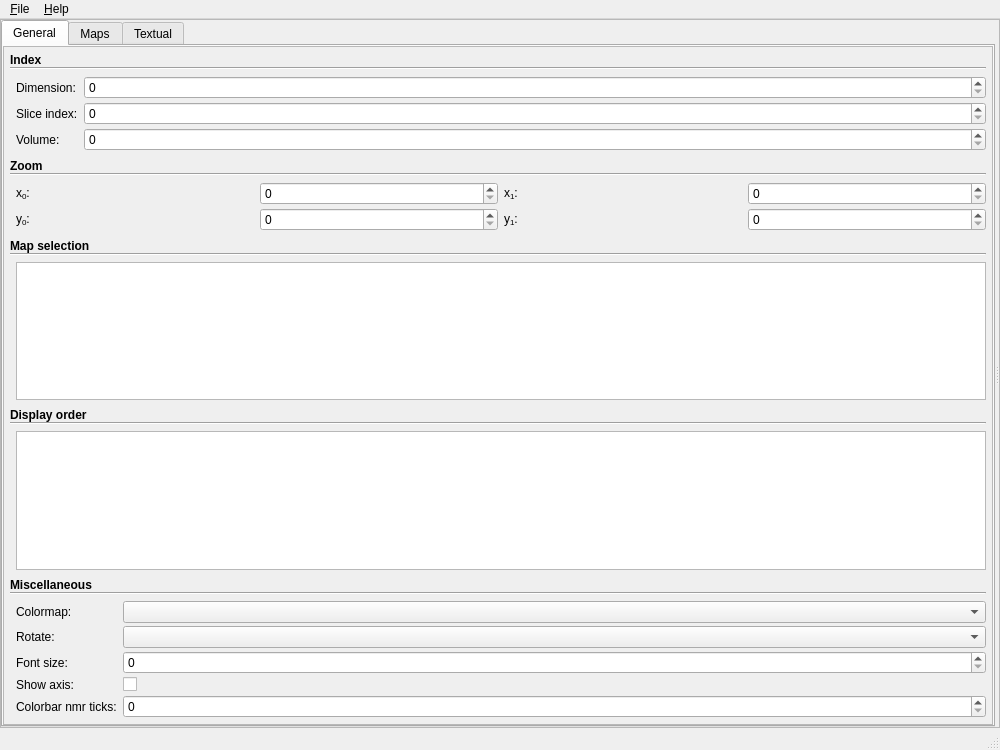
First picture: the form in mdt/data/qt_designs/maps_visualizer/MainWindow.ui, repository robbert-harms/MDT, before the edit.
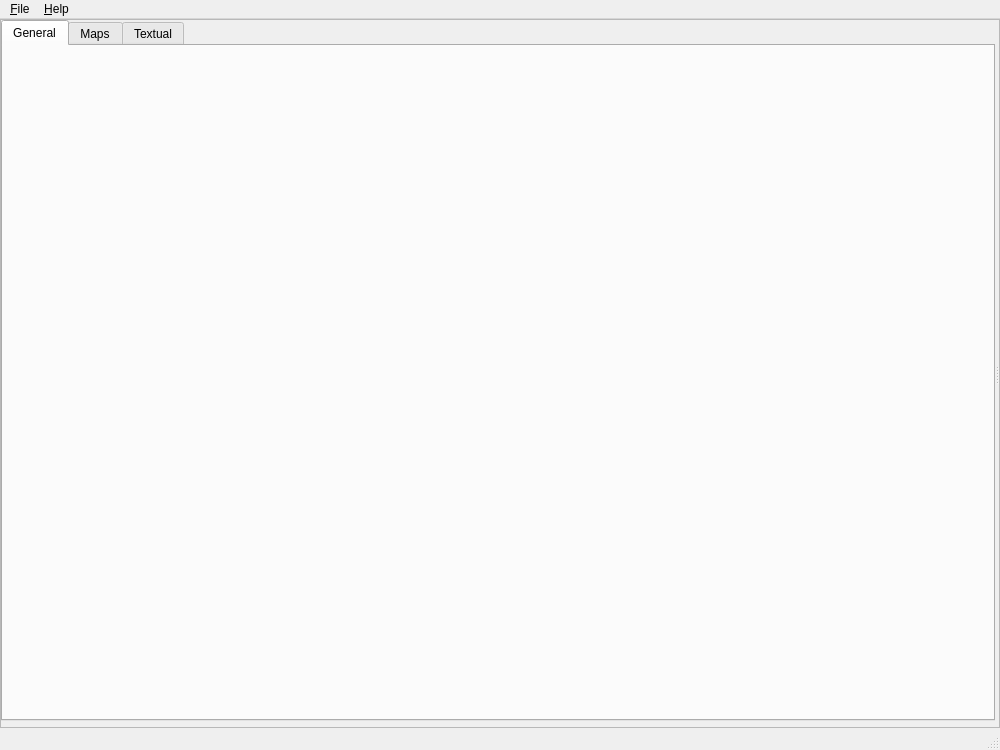
Second picture: the form after the edit. Icons and pictures are not drawn. Custom widgets are drawn as their Qt base class.

The edit to the form file:
```diff
--- a/mdt/data/qt_designs/maps_visualizer/MainWindow.ui
+++ b/mdt/data/qt_designs/maps_visualizer/MainWindow.ui
@@ -69,7 +69,7 @@
             <number>0</number>
            </property>
            <property name="bottomMargin">
-            <number>0</number>
+            <number>6</number>
            </property>
            <item>
             <widget class="QTabWidget" name="commandTabs">
@@ -111,596 +111,12 @@
                <property name="spacing">
                 <number>0</number>
                </property>
-               <item row="1" column="0">
-                <widget class="QScrollArea" name="scrollArea">
-                 <property name="horizontalScrollBarPolicy">
-                  <enum>Qt::ScrollBarAlwaysOff</enum>
+               <item row="0" column="0">
+                <layout class="QGridLayout" name="generalTabPosition">
+                 <property name="spacing">
+                  <number>0</number>
                  </property>
-                 <property name="widgetResizable">
-                  <bool>true</bool>
-                 </property>
-                 <widget class="QWidget" name="scrollAreaWidgetContents">
-                  <property name="geometry">
-                   <rect>
-                    <x>0</x>
-                    <y>0</y>
-                    <width>977</width>
-                    <height>662</height>
-                   </rect>
-                  </property>
-                  <layout class="QGridLayout" name="gridLayout_6" rowstretch="0,0,0,0,0,0">
-                   <property name="leftMargin">
-                    <number>6</number>
-                   </property>
-                   <property name="topMargin">
-                    <number>6</number>
-                   </property>
-                   <property name="rightMargin">
-                    <number>6</number>
-                   </property>
-                   <property name="bottomMargin">
-                    <number>6</number>
-                   </property>
-                   <property name="horizontalSpacing">
-                    <number>0</number>
-                   </property>
-                   <property name="verticalSpacing">
-                    <number>8</number>
-                   </property>
-                   <item row="0" column="0">
-                    <widget class="CollapsablePanel" name="frame">
-                     <property name="frameShape">
-                      <enum>QFrame::NoFrame</enum>
-                     </property>
-                     <property name="frameShadow">
-                      <enum>QFrame::Plain</enum>
-                     </property>
-                     <layout class="QVBoxLayout" name="verticalLayout_4">
-                      <property name="spacing">
-                       <number>0</number>
-                      </property>
-                      <property name="leftMargin">
-                       <number>0</number>
-                      </property>
-                      <property name="topMargin">
-                       <number>0</number>
-                      </property>
-                      <property name="rightMargin">
-                       <number>0</number>
-                      </property>
-                      <property name="bottomMargin">
-                       <number>0</number>
-                      </property>
-                      <item>
-                       <widget class="CollapsablePanelHeader" name="label_13">
-                        <property name="font">
-                         <font>
-                          <weight>75</weight>
-                          <bold>true</bold>
-                         </font>
-                        </property>
-                        <property name="text">
-                         <string>Index</string>
-                        </property>
-                       </widget>
-                      </item>
-                      <item>
-                       <widget class="Line" name="line_2">
-                        <property name="orientation">
-                         <enum>Qt::Horizontal</enum>
-                        </property>
-                       </widget>
-                      </item>
-                      <item>
-                       <widget class="CollapsablePanelContent" name="frame_3">
-                        <property name="frameShape">
-                         <enum>QFrame::NoFrame</enum>
-                        </property>
-                        <property name="frameShadow">
-                         <enum>QFrame::Plain</enum>
-                        </property>
-                        <layout class="QFormLayout" name="formLayout_2">
-                         <property name="fieldGrowthPolicy">
-                          <enum>QFormLayout::AllNonFixedFieldsGrow</enum>
-                         </property>
-                         <property name="horizontalSpacing">
-                          <number>6</number>
-                         </property>
-                         <property name="verticalSpacing">
-                          <number>3</number>
-                         </property>
-                         <property name="leftMargin">
-                          <number>6</number>
-                         </property>
-                         <property name="topMargin">
-                          <number>6</number>
-                         </property>
-                         <property name="rightMargin">
-                          <number>0</number>
-                         </property>
-                         <property name="bottomMargin">
-                          <number>0</number>
-                         </property>
-                         <item row="0" column="0">
-                          <widget class="QLabel" name="label_14">
-                           <property name="text">
-                            <string>Dimension:</string>
-                           </property>
-                          </widget>
-                         </item>
-                         <item row="0" column="1">
-                          <widget class="QSpinBox" name="general_dimension"/>
-                         </item>
-                         <item row="1" column="0">
-                          <widget class="QLabel" name="label_16">
-                           <property name="text">
-                            <string>Slice index:</string>
-                           </property>
-                          </widget>
-                         </item>
-                         <item row="1" column="1">
-                          <widget class="QSpinBox" name="general_slice_index"/>
-                         </item>
-                         <item row="2" column="0">
-                          <widget class="QLabel" name="label_15">
-                           <property name="text">
-                            <string>Volume:</string>
-                           </property>
-                          </widget>
-                         </item>
-                         <item row="2" column="1">
-                          <widget class="QSpinBox" name="general_volume_index"/>
-                         </item>
-                        </layout>
-                       </widget>
-                      </item>
-                     </layout>
-                    </widget>
-                   </item>
-                   <item row="1" column="0">
-                    <widget class="CollapsablePanel" name="frame_4">
-                     <property name="frameShape">
-                      <enum>QFrame::NoFrame</enum>
-                     </property>
-                     <property name="frameShadow">
-                      <enum>QFrame::Plain</enum>
-                     </property>
-                     <layout class="QVBoxLayout" name="verticalLayout_5">
-                      <property name="spacing">
-                       <number>0</number>
-                      </property>
-                      <property name="leftMargin">
-                       <number>0</number>
-                      </property>
-                      <property name="topMargin">
-                       <number>0</number>
-                      </property>
-                      <property name="rightMargin">
-                       <number>0</number>
-                      </property>
-                      <property name="bottomMargin">
-                       <number>0</number>
-                      </property>
-                      <item>
-                       <widget class="CollapsablePanelHeader" name="label_17">
-                        <property name="font">
-                         <font>
-                          <weight>75</weight>
-                          <bold>true</bold>
-                         </font>
-                        </property>
-                        <property name="text">
-                         <string>Zoom</string>
-                        </property>
-                       </widget>
-                      </item>
-                      <item>
-                       <widget class="Line" name="line_3">
-                        <property name="orientation">
-                         <enum>Qt::Horizontal</enum>
-                        </property>
-                       </widget>
-                      </item>
-                      <item>
-                       <widget class="CollapsablePanelContent" name="frame_5">
-                        <property name="frameShape">
-                         <enum>QFrame::NoFrame</enum>
-                        </property>
-                        <property name="frameShadow">
-                         <enum>QFrame::Plain</enum>
-                        </property>
-                        <layout class="QGridLayout" name="gridLayout_10">
-                         <property name="leftMargin">
-                          <number>6</number>
-                         </property>
-                         <property name="topMargin">
-                          <number>6</number>
-                         </property>
-                         <property name="rightMargin">
-                          <number>0</number>
-                         </property>
-                         <property name="bottomMargin">
-                          <number>0</number>
-                         </property>
-                         <property name="horizontalSpacing">
-                          <number>6</number>
-                         </property>
-                         <property name="verticalSpacing">
-                          <number>3</number>
-                         </property>
-                         <item row="7" column="0">
-                          <widget class="QLabel" name="label_19">
-                           <property name="text">
-                            <string>y&lt;sub&gt;0&lt;/sub&gt;:</string>
-                           </property>
-                          </widget>
-                         </item>
-                         <item row="1" column="0">
-                          <widget class="QLabel" name="label_20">
-                           <property name="text">
-                            <string>&lt;html&gt;&lt;head/&gt;&lt;body&gt;&lt;p&gt;x&lt;span style=&quot; vertical-align:sub;&quot;&gt;0&lt;/span&gt;:&lt;/p&gt;&lt;/body&gt;&lt;/html&gt;</string>
-                           </property>
-                          </widget>
-                         </item>
-                         <item row="1" column="1">
-                          <widget class="QSpinBox" name="general_zoom_x_0"/>
-                         </item>
-                         <item row="7" column="3">
-                          <widget class="QSpinBox" name="general_zoom_y_1"/>
-                         </item>
-                         <item row="7" column="2">
-                          <widget class="QLabel" name="label_18">
-                           <property name="text">
-                            <string>y&lt;sub&gt;1&lt;/sub&gt;:</string>
-                           </property>
-                          </widget>
-                         </item>
-                         <item row="1" column="2">
-                          <widget class="QLabel" name="label_12">
-                           <property name="text">
-                            <string>x&lt;sub&gt;1&lt;/sub&gt;:</string>
-                           </property>
-                          </widget>
-                         </item>
-                         <item row="7" column="1">
-                          <widget class="QSpinBox" name="general_zoom_y_0"/>
-                         </item>
-                         <item row="1" column="3">
-                          <widget class="QSpinBox" name="general_zoom_x_1"/>
-                         </item>
-                        </layout>
-                       </widget>
-                      </item>
-                     </layout>
-                    </widget>
-                   </item>
-                   <item row="4" column="0">
-                    <widget class="CollapsablePanel" name="general_Miscellaneous">
-                     <property name="frameShape">
-                      <enum>QFrame::NoFrame</enum>
-                     </property>
-                     <property name="frameShadow">
-                      <enum>QFrame::Plain</enum>
-                     </property>
-                     <layout class="QVBoxLayout" name="verticalLayout_8">
-                      <property name="spacing">
-                       <number>0</number>
-                      </property>
-                      <property name="leftMargin">
-                       <number>0</number>
-                      </property>
-                      <property name="topMargin">
-                       <number>0</number>
-                      </property>
-                      <property name="rightMargin">
-                       <number>0</number>
-                      </property>
-                      <property name="bottomMargin">
-                       <number>0</number>
-                      </property>
-                      <item>
-                       <widget class="CollapsablePanelHeader" name="label_23">
-                        <property name="font">
-                         <font>
-                          <weight>75</weight>
-                          <bold>true</bold>
-                         </font>
-                        </property>
-                        <property name="text">
-                         <string>Miscellaneous</string>
-                        </property>
-                       </widget>
-                      </item>
-                      <item>
-                       <widget class="Line" name="line_6">
-                        <property name="orientation">
-                         <enum>Qt::Horizontal</enum>
-                        </property>
-                       </widget>
-                      </item>
-                      <item>
-                       <widget class="CollapsablePanelContent" name="frame_10">
-                        <property name="frameShape">
-                         <enum>QFrame::NoFrame</enum>
-                        </property>
-                        <property name="frameShadow">
-                         <enum>QFrame::Plain</enum>
-                        </property>
-                        <layout class="QFormLayout" name="formLayout">
-                         <property name="horizontalSpacing">
-                          <number>6</number>
-                         </property>
-                         <property name="verticalSpacing">
-                          <number>3</number>
-                         </property>
-                         <property name="leftMargin">
-                          <number>6</number>
-                         </property>
-                         <property name="topMargin">
-                          <number>6</number>
-                         </property>
-                         <property name="rightMargin">
-                          <number>0</number>
-                         </property>
-                         <property name="bottomMargin">
-                          <number>0</number>
-                         </property>
-                         <item row="0" column="0">
-                          <widget class="QLabel" name="label">
-                           <property name="text">
-                            <string>Colormap:</string>
-                           </property>
-                          </widget>
-                         </item>
-                         <item row="0" column="1">
-                          <widget class="QComboBox" name="general_colormap"/>
-                         </item>
-                         <item row="1" column="0">
-                          <widget class="QLabel" name="label_2">
-                           <property name="text">
-                            <string>Rotate:</string>
-                           </property>
-                          </widget>
-                         </item>
-                         <item row="1" column="1">
-                          <widget class="QComboBox" name="general_rotate"/>
-                         </item>
-                         <item row="2" column="0">
-                          <widget class="QLabel" name="label_3">
-                           <property name="text">
-                            <string>Font size:</string>
-                           </property>
-                          </widget>
-                         </item>
-                         <item row="2" column="1">
-                          <widget class="QSpinBox" name="general_font_size"/>
-                         </item>
-                         <item row="3" column="0">
-                          <widget class="QLabel" name="label_4">
-                           <property name="text">
-                            <string>Show axis:</string>
-                           </property>
-                          </widget>
-                         </item>
-                         <item row="3" column="1">
-                          <widget class="QCheckBox" name="general_show_axis">
-                           <property name="text">
-                            <string/>
-                           </property>
-                          </widget>
-                         </item>
-                         <item row="4" column="0">
-                          <widget class="QLabel" name="label_5">
-                           <property name="text">
-                            <string>Colorbar nmr ticks:</string>
-                           </property>
-                          </widget>
-                         </item>
-                         <item row="4" column="1">
-                          <widget class="QSpinBox" name="general_colorbar_nmr_ticks"/>
-                         </item>
-                        </layout>
-                       </widget>
-                      </item>
-                     </layout>
-                    </widget>
-                   </item>
-                   <item row="3" column="0">
-                    <widget class="CollapsablePanel" name="general_DisplayOrder">
-                     <property name="frameShape">
-                      <enum>QFrame::NoFrame</enum>
-                     </property>
-                     <property name="frameShadow">
-                      <enum>QFrame::Plain</enum>
-                     </property>
-                     <layout class="QVBoxLayout" name="verticalLayout_7">
-                      <property name="spacing">
-                       <number>0</number>
-                      </property>
-                      <property name="leftMargin">
-                       <number>0</number>
-                      </property>
-                      <property name="topMargin">
-                       <number>0</number>
-                      </property>
-                      <property name="rightMargin">
-                       <number>0</number>
-                      </property>
-                      <property name="bottomMargin">
-                       <number>0</number>
-                      </property>
-                      <item>
-                       <widget class="CollapsablePanelHeader" name="label_22">
-                        <property name="font">
-                         <font>
-                          <weight>75</weight>
-                          <bold>true</bold>
-                         </font>
-                        </property>
-                        <property name="text">
-                         <string>Display order</string>
-                        </property>
-                       </widget>
-                      </item>
-                      <item>
-                       <widget class="Line" name="line_5">
-                        <property name="orientation">
-                         <enum>Qt::Horizontal</enum>
-                        </property>
-                       </widget>
-                      </item>
-                      <item>
-                       <widget class="CollapsablePanelContent" name="frame_9">
-                        <property name="frameShape">
-                         <enum>QFrame::NoFrame</enum>
-                        </property>
-                        <property name="frameShadow">
-                         <enum>QFrame::Plain</enum>
-                        </property>
-                        <layout class="QGridLayout" name="gridLayout_11">
-                         <property name="leftMargin">
-                          <number>6</number>
-                         </property>
-                         <property name="topMargin">
-                          <number>6</number>
-                         </property>
-                         <property name="rightMargin">
-                          <number>0</number>
-                         </property>
-                         <property name="bottomMargin">
-                          <number>0</number>
-                         </property>
-                         <property name="horizontalSpacing">
-                          <number>6</number>
-                         </property>
-                         <property name="verticalSpacing">
-                          <number>3</number>
-                         </property>
-                         <item row="0" column="0">
-                          <widget class="MapsReorderer" name="general_display_order">
-                           <property name="sizePolicy">
-                            <sizepolicy hsizetype="Expanding" vsizetype="Expanding">
-                             <horstretch>0</horstretch>
-                             <verstretch>1</verstretch>
-                            </sizepolicy>
-                           </property>
-                           <property name="selectionMode">
-                            <enum>QAbstractItemView::MultiSelection</enum>
-                           </property>
-                          </widget>
-                         </item>
-                        </layout>
-                       </widget>
-                      </item>
-                     </layout>
-                    </widget>
-                   </item>
-                   <item row="2" column="0">
-                    <widget class="CollapsablePanel" name="frame_6">
-                     <property name="frameShape">
-                      <enum>QFrame::NoFrame</enum>
-                     </property>
-                     <property name="frameShadow">
-                      <enum>QFrame::Plain</enum>
-                     </property>
-                     <layout class="QVBoxLayout" name="verticalLayout_6">
-                      <property name="spacing">
-                       <number>0</number>
-                      </property>
-                      <property name="leftMargin">
-                       <number>0</number>
-                      </property>
-                      <property name="topMargin">
-                       <number>0</number>
-                      </property>
-                      <property name="rightMargin">
-                       <number>0</number>
-                      </property>
-                      <property name="bottomMargin">
-                       <number>0</number>
-                      </property>
-                      <item>
-                       <widget class="CollapsablePanelHeader" name="label_21">
-                        <property name="font">
-                         <font>
-                          <weight>75</weight>
-                          <bold>true</bold>
-                         </font>
-                        </property>
-                        <property name="text">
-                         <string>Map selection</string>
-                        </property>
-                       </widget>
-                      </item>
-                      <item>
-                       <widget class="Line" name="line_4">
-                        <property name="orientation">
-                         <enum>Qt::Horizontal</enum>
-                        </property>
-                       </widget>
-                      </item>
-                      <item>
-                       <widget class="CollapsablePanelContent" name="frame_7">
-                        <property name="frameShape">
-                         <enum>QFrame::NoFrame</enum>
-                        </property>
-                        <property name="frameShadow">
-                         <enum>QFrame::Plain</enum>
-                        </property>
-                        <layout class="QGridLayout" name="gridLayout_5">
-                         <property name="leftMargin">
-                          <number>6</number>
-                         </property>
-                         <property name="topMargin">
-                          <number>6</number>
-                         </property>
-                         <property name="rightMargin">
-                          <number>0</number>
-                         </property>
-                         <property name="bottomMargin">
-                          <number>0</number>
-                         </property>
-                         <property name="horizontalSpacing">
-                          <number>6</number>
-                         </property>
-                         <property name="verticalSpacing">
-                          <number>3</number>
-                         </property>
-                         <item row="0" column="0">
-                          <widget class="QListWidget" name="general_map_selection">
-                           <property name="sizePolicy">
-                            <sizepolicy hsizetype="Expanding" vsizetype="Expanding">
-                             <horstretch>0</horstretch>
-                             <verstretch>1</verstretch>
-                            </sizepolicy>
-                           </property>
-                           <property name="selectionMode">
-                            <enum>QAbstractItemView::MultiSelection</enum>
-                           </property>
-                          </widget>
-                         </item>
-                        </layout>
-                       </widget>
-                      </item>
-                     </layout>
-                    </widget>
-                   </item>
-                   <item row="5" column="0">
-                    <spacer name="verticalSpacer_2">
-                     <property name="orientation">
-                      <enum>Qt::Vertical</enum>
-                     </property>
-                     <property name="sizeHint" stdset="0">
-                      <size>
-                       <width>20</width>
-                       <height>40</height>
-                      </size>
-                     </property>
-                    </spacer>
-                   </item>
-                  </layout>
-                 </widget>
-                </widget>
+                </layout>
                </item>
               </layout>
              </widget>
@@ -934,33 +350,11 @@
   </action>
  </widget>
  <customwidgets>
-  <customwidget>
-   <class>CollapsablePanel</class>
-   <extends>QFrame</extends>
-   <header>..widgets</header>
-   <container>1</container>
-  </customwidget>
-  <customwidget>
-   <class>CollapsablePanelHeader</class>
-   <extends>QLabel</extends>
-   <header>..widgets</header>
-  </customwidget>
-  <customwidget>
-   <class>CollapsablePanelContent</class>
-   <extends>QFrame</extends>
-   <header>..widgets</header>
-   <container>1</container>
-  </customwidget>
   <customwidget>
    <class>TextConfigEditor</class>
    <extends>QPlainTextEdit</extends>
    <header>..widgets</header>
   </customwidget>
-  <customwidget>
-   <class>MapsReorderer</class>
-   <extends>QListWidget</extends>
-   <header>..widgets</header>
-  </customwidget>
  </customwidgets>
  <tabstops>
   <tabstop>commandTabs</tabstop>
```
Left out of the diff: 24 changed lines with no effect on the pictures.
